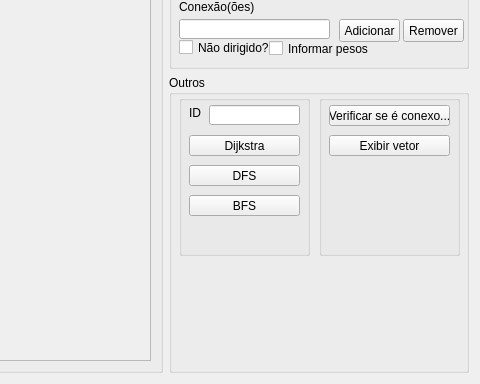
Before: the Qt Designer form src/graphfile.ui in carlosebmachado/adjacency-graph, drawn with Qt 5; both pictures show x 464 to 944 and y 108 to 492 of the 944 by 492 pixel window.
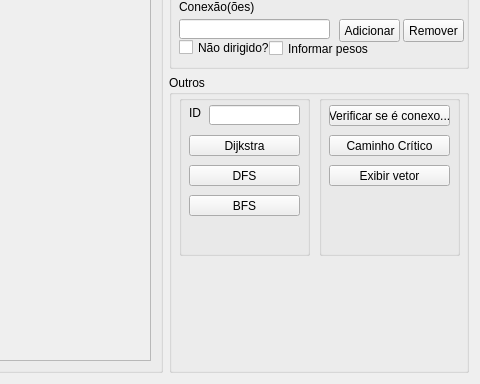
After: the same form once the commit is applied.

Commit message: Critic path ui

```diff
--- a/src/graphfile.ui
+++ b/src/graphfile.ui
@@ -262,7 +262,7 @@
            <property name="geometry">
             <rect>
              <x>10</x>
-             <y>40</y>
+             <y>70</y>
              <width>121</width>
              <height>21</height>
             </rect>
@@ -284,6 +284,19 @@
             <string>Verificar se é conexo...</string>
            </property>
           </widget>
+          <widget class="QPushButton" name="btnCriticPath">
+           <property name="geometry">
+            <rect>
+             <x>10</x>
+             <y>40</y>
+             <width>121</width>
+             <height>21</height>
+            </rect>
+           </property>
+           <property name="text">
+            <string>Caminho Crítico</string>
+           </property>
+          </widget>
          </widget>
          <widget class="QGroupBox" name="groupBox_2">
           <property name="geometry">
```
The commit also changes 6 other files.
